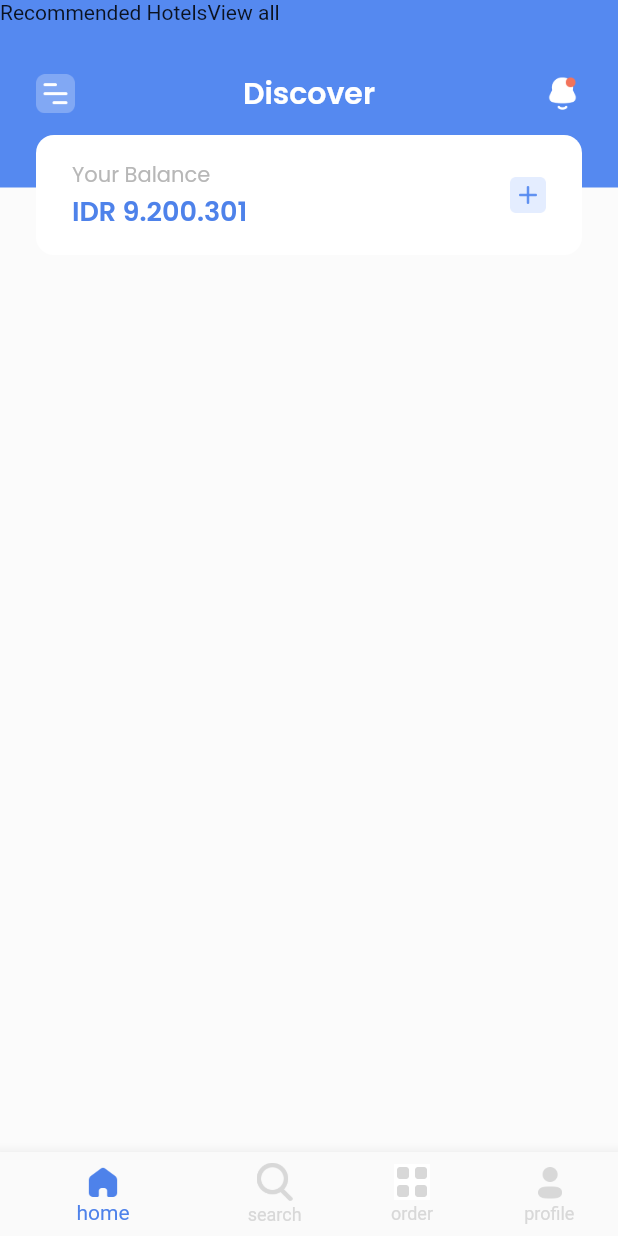
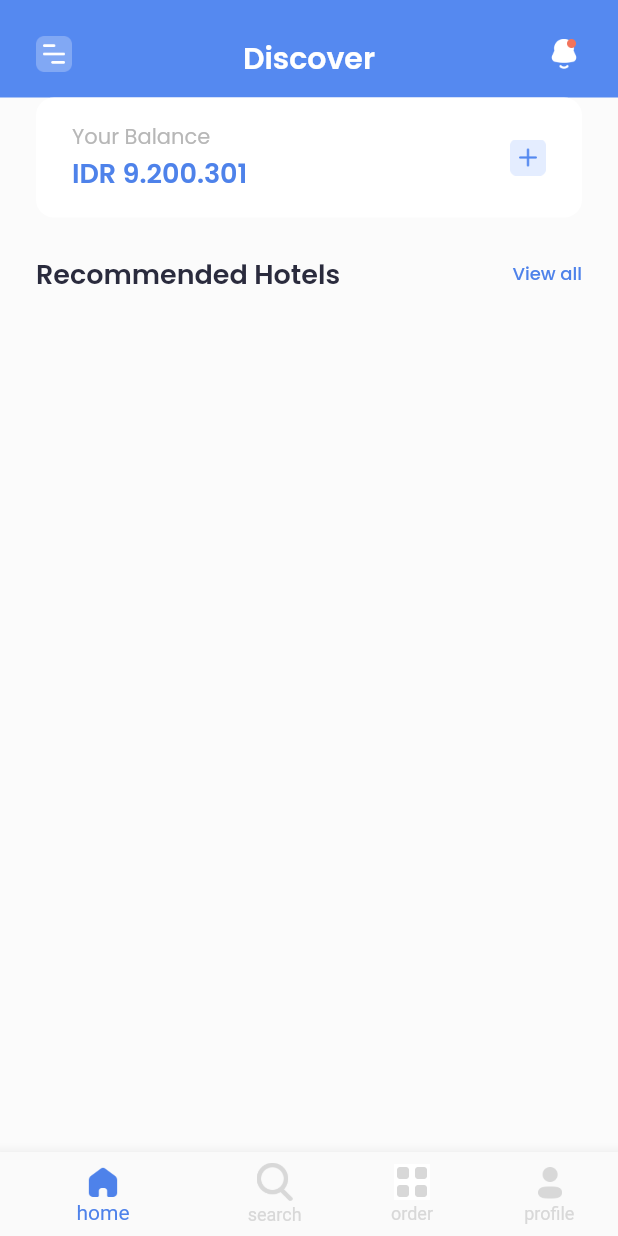
Before and after one commit to dyavas21/Hotel-App, a Flutter app: the screen it shows after launch, on a phone screen of 412 x 824 dp. Run offline on Flutter 3.47's test engine with Material 2 defaults, Android fonts, the phone set to English and light mode, and no system bars; our stand-ins replace google_fonts.

```diff
--- a/hotelapp/lib/pages/home_page.dart
+++ b/hotelapp/lib/pages/home_page.dart
@@ -72,23 +72,33 @@ class HomePage extends StatelessWidget {
       // ),
       body: ListView(
         children: [
-          Stack(
-            children: [
           Column(
             children: [
-                  Container(
-                    padding: EdgeInsets.symmetric(horizontal: 24),
-                    height: 125,
+              Discover(),
+              Balance(),
+              Recommended(),
+            ],
+          )
+        ],
+      ),
+    );
+  }
+
+  Widget Discover() {
+    return Container(
+      padding: EdgeInsets.only(top: 24, left: 24, right: 24),
       width: double.infinity,
+      height: 65,
       decoration: BoxDecoration(
         color: Color(0xff5589F0),
       ),
       child: Row(
+        crossAxisAlignment: CrossAxisAlignment.start,
         mainAxisAlignment: MainAxisAlignment.spaceBetween,
         children: [
           Image.asset(
             'assets/nav1.png',
-                          width: 26,
+            width: 24,
           ),
           Text(
             'Discover',
@@ -100,18 +110,24 @@ class HomePage extends StatelessWidget {
           ),
           Image.asset(
             'assets/notification.png',
-                          width: 26,
+            width: 24,
           ),
         ],
       ),
+    );
+  }
+
+  Widget Balance() {
+    return Stack(
+      children: [
+        Container(
+          margin: EdgeInsets.only(
+            left: 24,
+            right: 24,
           ),
-                ],
-              ),
-              Container(
           padding: EdgeInsets.symmetric(horizontal: 24, vertical: 16),
-                margin: EdgeInsets.only(top: 90, left: 24, right: 24),
           height: 80,
-                width: MediaQuery.of(context).size.width - (2 * 24),
+          width: double.infinity,
           decoration: BoxDecoration(
             color: Colors.white,
             borderRadius: BorderRadius.circular(12),
@@ -131,11 +147,11 @@ class HomePage extends StatelessWidget {
                   Text(
                     'IDR 9.200.301',
                     style: GoogleFonts.poppins(
+                      color: Color(0xff4E82EA),
                       fontSize: 18,
                       fontWeight: FontWeight.w600,
-                            color: Color(0xff4E82EA),
                     ),
-                        )
+                  ),
                 ],
               ),
               Image.asset(
@@ -145,13 +161,31 @@ class HomePage extends StatelessWidget {
             ],
           ),
         ),
-              Row(
+      ],
+    );
+  }
+
+  Widget Recommended() {
+    return Padding(
+      padding: EdgeInsets.only(left: 24, right: 24, top: 24),
+      child: Row(
+        mainAxisAlignment: MainAxisAlignment.spaceBetween,
         children: [
-                  Text('Recommended Hotels'),
-                  Text('View all'),
-                ],
-              )
-            ],
+          Text(
+            'Recommended Hotels',
+            style: GoogleFonts.poppins(
+              color: Color(0xff2A2B3D),
+              fontSize: 18,
+              fontWeight: FontWeight.w600,
+            ),
+          ),
+          Text(
+            'View all',
+            style: GoogleFonts.poppins(
+              color: Color(0xff4E82EA),
+              fontSize: 12,
+              fontWeight: FontWeight.w500,
+            ),
           ),
         ],
       ),
```
Lines whose indentation alone changed are shown as unchanged.
